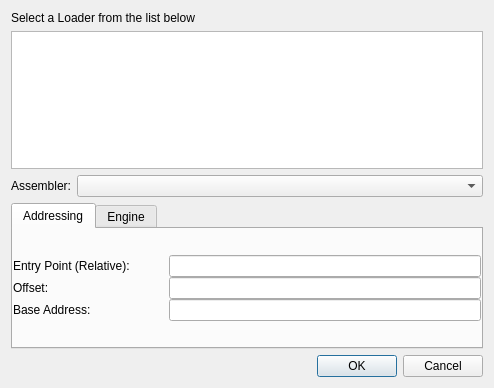
Before: the Qt Designer form dialogs/loaderdialog/loaderdialog.ui in REDasmOrg/REDasm, drawn with Qt 5.
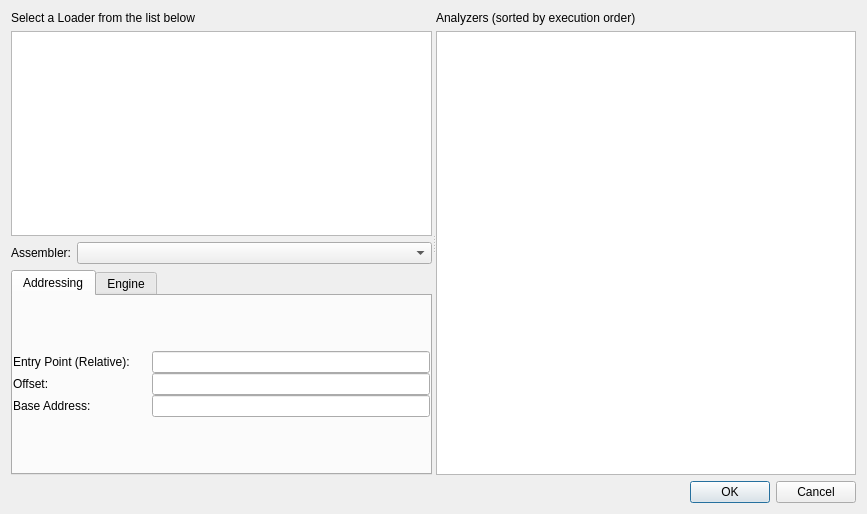
After: the same form once the commit is applied.

Commit message: LoaderDialog: Show and manage analyzers

What changed in the file:
```diff
--- a/dialogs/loaderdialog/loaderdialog.ui
+++ b/dialogs/loaderdialog/loaderdialog.ui
@@ -6,8 +6,8 @@
    <rect>
     <x>0</x>
     <y>0</y>
-    <width>494</width>
-    <height>388</height>
+    <width>867</width>
+    <height>514</height>
    </rect>
   </property>
   <property name="windowTitle">
@@ -16,7 +16,14 @@
   <property name="modal">
    <bool>true</bool>
   </property>
-  <layout class="QVBoxLayout" name="verticalLayout_3" stretch="0,1,0,0,0">
+  <layout class="QVBoxLayout" name="verticalLayout_5">
+   <item>
+    <widget class="QSplitter" name="splitter">
+     <property name="orientation">
+      <enum>Qt::Horizontal</enum>
+     </property>
+     <widget class="QWidget" name="layoutWidget">
+      <layout class="QVBoxLayout" name="verticalLayout_3">
    <item>
     <widget class="QLabel" name="label_6">
      <property name="text">
@@ -149,6 +156,46 @@
          <property name="text">
           <string>Skip Control Flow Graph</string>
          </property>
+            </widget>
+           </item>
+          </layout>
+         </widget>
+        </widget>
+       </item>
+      </layout>
+     </widget>
+     <widget class="QWidget" name="layoutWidget">
+      <layout class="QVBoxLayout" name="verticalLayout_4">
+       <item>
+        <widget class="QLabel" name="label_7">
+         <property name="text">
+          <string>&lt;html&gt;&lt;head/&gt;&lt;body&gt;&lt;p&gt;Analyzers (sorted by execution order)&lt;/p&gt;&lt;/body&gt;&lt;/html&gt;</string>
+         </property>
+        </widget>
+       </item>
+       <item>
+        <widget class="QTableView" name="tvAnalyzers">
+         <property name="editTriggers">
+          <set>QAbstractItemView::NoEditTriggers</set>
+         </property>
+         <property name="selectionMode">
+          <enum>QAbstractItemView::SingleSelection</enum>
+         </property>
+         <property name="selectionBehavior">
+          <enum>QAbstractItemView::SelectRows</enum>
+         </property>
+         <property name="showGrid">
+          <bool>false</bool>
+         </property>
+         <property name="wordWrap">
+          <bool>false</bool>
+         </property>
+         <attribute name="horizontalHeaderStretchLastSection">
+          <bool>true</bool>
+         </attribute>
+         <attribute name="verticalHeaderVisible">
+          <bool>false</bool>
+         </attribute>
         </widget>
        </item>
       </layout>
```
Lines whose indentation alone changed are shown as unchanged. The commit also changes 2 other files.
